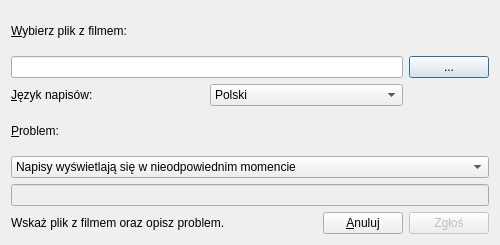
Before: the Qt Designer form ui/frmreport.ui in QNapi/qnapi, drawn with Qt 5.
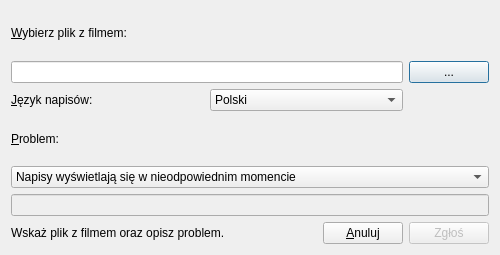
After: the same form once the commit is applied. Icons and pictures are not drawn.

What changed in the file:
```diff
--- a/ui/frmreport.ui
+++ b/ui/frmreport.ui
@@ -6,19 +6,19 @@
     <x>0</x>
     <y>0</y>
     <width>500</width>
-    <height>245</height>
+    <height>255</height>
    </rect>
   </property>
   <property name="minimumSize" >
    <size>
     <width>500</width>
-    <height>245</height>
+    <height>255</height>
    </size>
   </property>
   <property name="maximumSize" >
    <size>
     <width>500</width>
-    <height>245</height>
+    <height>255</height>
    </size>
   </property>
   <property name="baseSize" >
```
Left out of the diff: 2 changed lines with no effect on the pictures.
